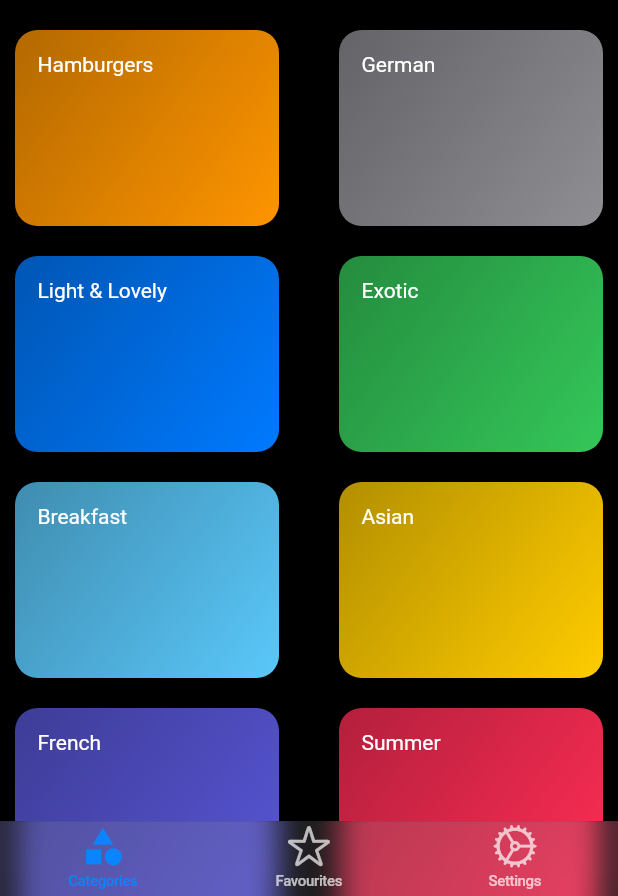
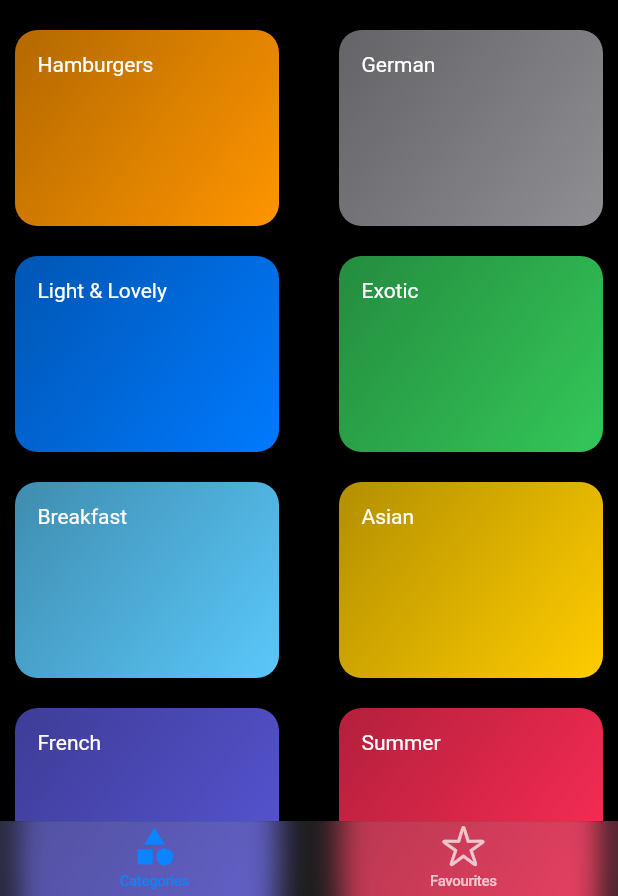
Before and after one commit to Abdullah1071/MealsApp, a Flutter app: the screen it shows after launch, on a phone screen of 412 x 824 dp, the part 340-1236 px from its top. Run offline on Flutter 3.47's test engine with Material 2 defaults, Android fonts, the phone set to English and light mode, and no system bars.

Commit message:
removed settings page

```diff
--- a/lib/screens/home_screen.dart
+++ b/lib/screens/home_screen.dart
@@ -2,7 +2,6 @@ import 'package:flutter/cupertino.dart';
 import 'package:flutter/material.dart';
 import 'package:meals_app/screens/categories_screen.dart';
 import 'package:meals_app/screens/favourites_screen.dart';
-import 'package:meals_app/screens/settings_screen.dart';
 
 class HomeScreen extends StatefulWidget {
   const HomeScreen({super.key});
@@ -32,20 +31,14 @@ class _HomeScreenState extends State<HomeScreen> {
             label: 'Favourites',
             activeIcon: Icon(CupertinoIcons.star_fill),
           ),
-          BottomNavigationBarItem(
-            icon: Icon(CupertinoIcons.settings),
-            label: 'Settings',
-          ),
         ],
       ),
       tabBuilder: (context, index) {
         switch (index) {
           case 0:
             return const CategoriesScreen();
-          case 1:
+          default:
             return const FavouritesScreen();
-          default:
-            return const Settings();
         }
       },
     );
--- a/lib/screens/settings_screen.dart
+++ /dev/null
@@ -1,30 +0,0 @@
-import 'package:flutter/cupertino.dart';
-
-class Settings extends StatefulWidget {
-  const Settings({super.key});
-
-  static const route = '/Settings';
-
-  @override
-  State<Settings> createState() => _SettingsState();
-}
-
-class _SettingsState extends State<Settings> {
-  @override
-  Widget build(BuildContext context) {
-    return CupertinoPageScaffold(
-      child: NestedScrollView(
-        headerSliverBuilder: (context, innerBoxIsScrolled) => [
-          const CupertinoSliverNavigationBar(
-            largeTitle: Text(
-              'Settings',
-            ),
-          ),
-        ],
-        body: const Center(
-          child: Text('Settings'),
-        ),
-      ),
-    );
-  }
-}
--- a/pubspec.yaml
+++ b/pubspec.yaml
@@ -36,6 +36,7 @@ dependencies:
   # The following adds the Cupertino Icons font to your application.
   # Use with the CupertinoIcons class for iOS style icons.
   cupertino_icons: ^1.0.2
+  font_awesome_flutter: ^10.1.0
 
 dev_dependencies:
   flutter_test:
```
Also changed, not shown: pubspec.lock.
